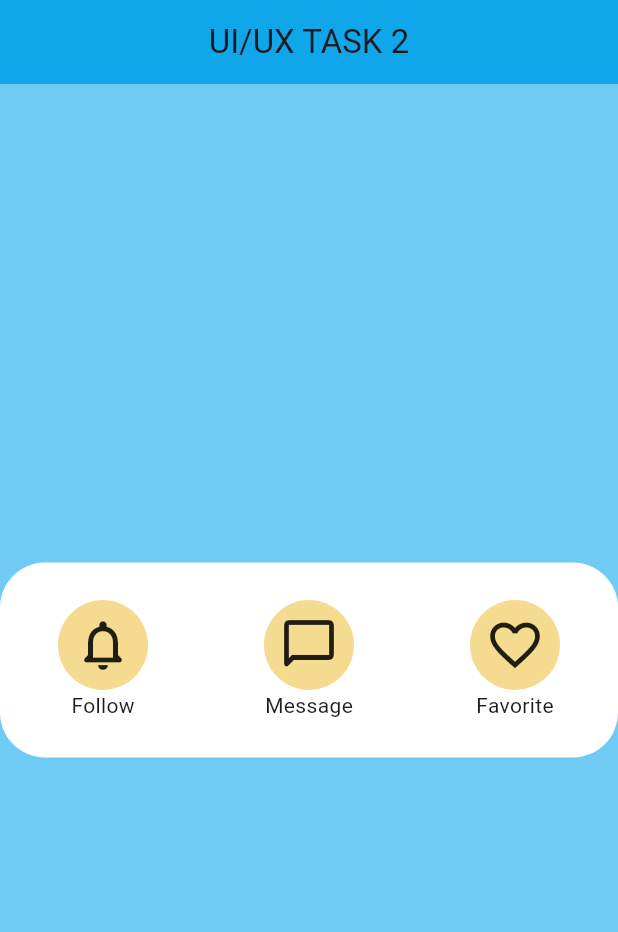
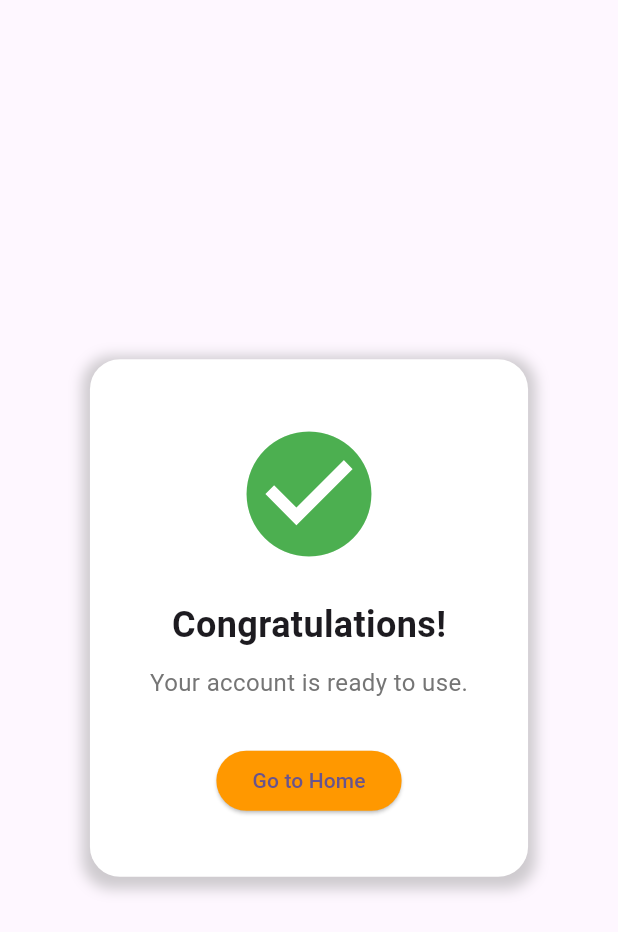
Before and after one commit to sapnakhan7/UI-UX_TASK_2, a Flutter app: the screen it shows after launch, on a phone screen of 412 x 824 dp. Shown: the top 932 px of the screen. Run offline on Flutter 3.47's test engine with Material 3 defaults, Android fonts, the phone set to English and light mode, and no system bars.

Commit message:
UI-UX task 3

```diff
--- a/lib/main.dart
+++ b/lib/main.dart
@@ -1,4 +1,9 @@
 import 'package:flutter/material.dart';
+import 'package:flutter/material.dart';
+import 'package:flutter/material.dart';
+import 'package:task_2/task_3.dart';
+
+
 
 void main() {
   runApp(const MyApp());
@@ -17,7 +22,7 @@ class MyApp extends StatelessWidget {
         colorScheme: ColorScheme.fromSeed(seedColor: Colors.deepPurple),
         useMaterial3: true,
       ),
-      home: screen2(),
+      home: screen4(),
     );
   }
 }
@@ -66,7 +71,7 @@ class screen2 extends StatelessWidget {
 
                     child: Icon(
                     Icons.notifications_none_rounded,
-                      size: 40,
+                      size: 30,
                     ),
                   ),
                   const Text('Follow'),
@@ -87,7 +92,7 @@ class screen2 extends StatelessWidget {
 
                     child: Icon(
                       Icons.messenger_outline_rounded,
-                      size: 40,
+                      size: 30,
                     ),
                   ),
                   const Text('Message'),
@@ -108,7 +113,7 @@ class screen2 extends StatelessWidget {
 
                     child: Icon(
                       Icons.favorite_border,
-                      size: 40,
+                      size: 30,
                     ),
                   ),
                   const Text('Favorite'),
--- /dev/null
+++ b/lib/task_3.dart
@@ -0,0 +1,73 @@
+import 'package:flutter/material.dart';
+
+class screen4 extends StatefulWidget {
+  const screen4({super.key});
+
+  @override
+  State<screen4> createState() => _screen4State();
+}
+
+class _screen4State extends State<screen4> {
+  @override
+  Widget build(BuildContext context) {
+    return Scaffold(
+      body: Center(
+        child: Container(
+          padding: const EdgeInsets.all(40.0),
+          margin: const EdgeInsets.all(40.0),
+          decoration: BoxDecoration(
+            color: Colors.white,
+            borderRadius: BorderRadius.circular(20.0),
+            boxShadow: [
+              BoxShadow(
+                color: Colors.grey.withOpacity(0.5),
+                spreadRadius: 5,
+                blurRadius: 7,
+                offset:const Offset(0, 3),
+              ),
+            ],
+          ),
+          child: Column(
+            mainAxisSize: MainAxisSize.min,
+            children: [
+              const Icon(
+                Icons.check_circle,
+                color: Colors.green,
+                size: 100.0,
+              ),
+             const SizedBox(height: 20.0),
+             const  Text(
+                'Congratulations!',
+                style: TextStyle(
+                  fontSize: 24.0,
+                  fontWeight: FontWeight.bold,
+                ),
+              ),
+              SizedBox(height: 10.0),
+              Text(
+                'Your account is ready to use.',
+                style: TextStyle(
+                  fontSize: 16.0,
+                  color: Colors.grey[600],
+                ),
+              ),
+             const  SizedBox(height: 30.0),
+              ElevatedButton(
+                onPressed: () {
+                  // Add navigation to home screen here
+                },
+                child: Text('Go to Home'),
+                style: ElevatedButton.styleFrom(
+                  primary: Colors.orange, // Button color
+                  shape: RoundedRectangleBorder(
+                    borderRadius: BorderRadius.circular(20.0),
+                  ),
+                ),
+              ),
+            ],
+          ),
+        ),
+      ),
+    );
+  }
+}
```
